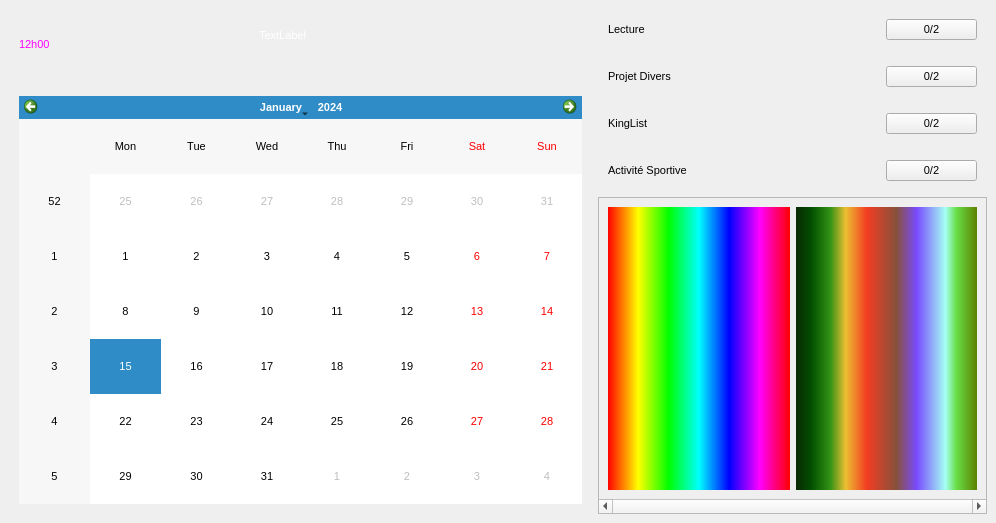
This is mainwindow.ui in PatrickKingDev/SmartBoard-Cpp as Qt 5 draws it before an edit. The edited form follows.
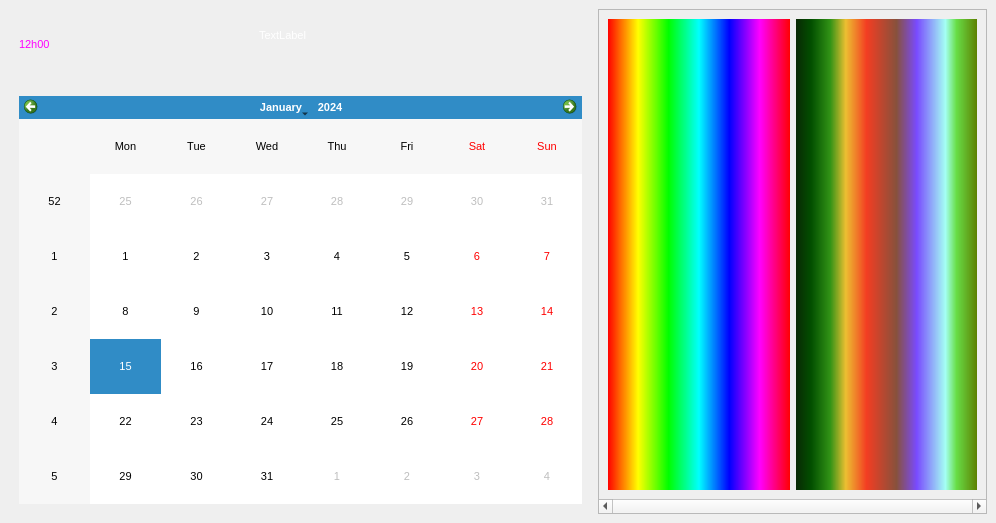
This is the edited form. Icons and pictures are not drawn. Custom widgets are drawn as their Qt base class.

Commit message: Creation du Widget MotivationalList

```diff
--- a/mainwindow.ui
+++ b/mainwindow.ui
@@ -147,128 +147,7 @@
        <enum>QLayout::SetDefaultConstraint</enum>
       </property>
       <item>
-       <layout class="QVBoxLayout" name="verticalLayout_3">
-        <item>
-         <layout class="QHBoxLayout" name="horizontalLayout_4" stretch="75,25">
-          <property name="leftMargin">
-           <number>10</number>
-          </property>
-          <property name="topMargin">
-           <number>10</number>
-          </property>
-          <property name="rightMargin">
-           <number>10</number>
-          </property>
-          <property name="bottomMargin">
-           <number>10</number>
-          </property>
-          <item>
-           <widget class="ScaleTextLabel" name="label_3">
-            <property name="text">
-             <string>Lecture</string>
-            </property>
-           </widget>
-          </item>
-          <item>
-           <widget class="QPushButton" name="pushButton_2">
-            <property name="text">
-             <string>0/2</string>
-            </property>
-           </widget>
-          </item>
-         </layout>
-        </item>
-        <item>
-         <layout class="QHBoxLayout" name="horizontalLayout_6" stretch="75,25">
-          <property name="leftMargin">
-           <number>10</number>
-          </property>
-          <property name="topMargin">
-           <number>10</number>
-          </property>
-          <property name="rightMargin">
-           <number>10</number>
-          </property>
-          <property name="bottomMargin">
-           <number>10</number>
-          </property>
-          <item>
-           <widget class="ScaleTextLabel" name="label_5">
-            <property name="text">
-             <string>Projet Divers</string>
-            </property>
-           </widget>
-          </item>
-          <item>
-           <widget class="QPushButton" name="pushButton_4">
-            <property name="text">
-             <string>0/2</string>
-            </property>
-           </widget>
-          </item>
-         </layout>
-        </item>
-        <item>
-         <layout class="QHBoxLayout" name="horizontalLayout_5" stretch="75,25">
-          <property name="leftMargin">
-           <number>10</number>
-          </property>
-          <property name="topMargin">
-           <number>10</number>
-          </property>
-          <property name="rightMargin">
-           <number>10</number>
-          </property>
-          <property name="bottomMargin">
-           <number>10</number>
-          </property>
-          <item>
-           <widget class="ScaleTextLabel" name="label_4">
-            <property name="text">
-             <string>KingList</string>
-            </property>
-           </widget>
-          </item>
-          <item>
-           <widget class="QPushButton" name="pushButton_3">
-            <property name="text">
-             <string>0/2</string>
-            </property>
-           </widget>
-          </item>
-         </layout>
-        </item>
-        <item>
-         <layout class="QHBoxLayout" name="horizontalLayout_3" stretch="75,25">
-          <property name="leftMargin">
-           <number>10</number>
-          </property>
-          <property name="topMargin">
-           <number>10</number>
-          </property>
-          <property name="rightMargin">
-           <number>10</number>
-          </property>
-          <property name="bottomMargin">
-           <number>10</number>
-          </property>
-          <item>
-           <widget class="ScaleTextLabel" name="label">
-            <property name="text">
-             <string>Activité Sportive</string>
-            </property>
-           </widget>
-          </item>
-          <item>
-           <widget class="QPushButton" name="pushButton">
-            <property name="text">
-             <string>0/2</string>
-            </property>
-           </widget>
-          </item>
-         </layout>
-        </item>
-       </layout>
+       <layout class="QGridLayout" name="gridMotivationalList"/>
       </item>
       <item>
        <layout class="QHBoxLayout" name="Widget_Carousel">
@@ -295,7 +174,7 @@
              <x>0</x>
              <y>0</y>
              <width>383</width>
-             <height>284</height>
+             <height>327</height>
             </rect>
            </property>
            <property name="sizePolicy">
```
The commit also changes 6 other files.
